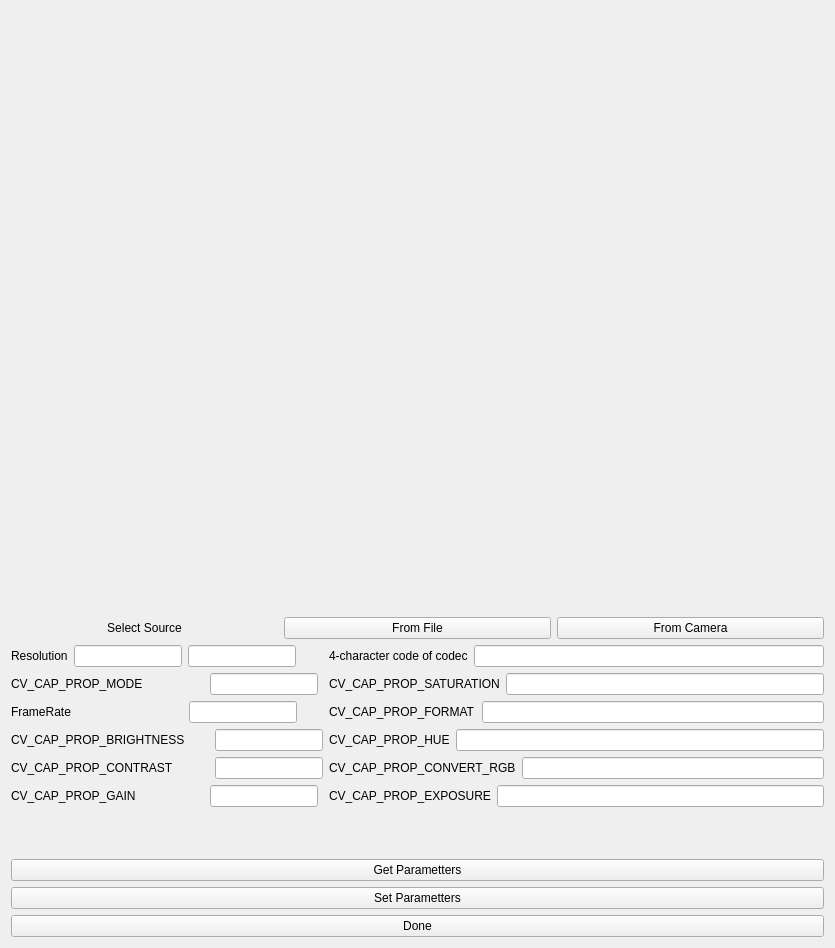
The window that src/GUI/ImageGeneratorConfigurator/imagegeneratorconfigurator.ui (aguperezpala/hvdrt) describes before a commit, drawn with Qt 5.
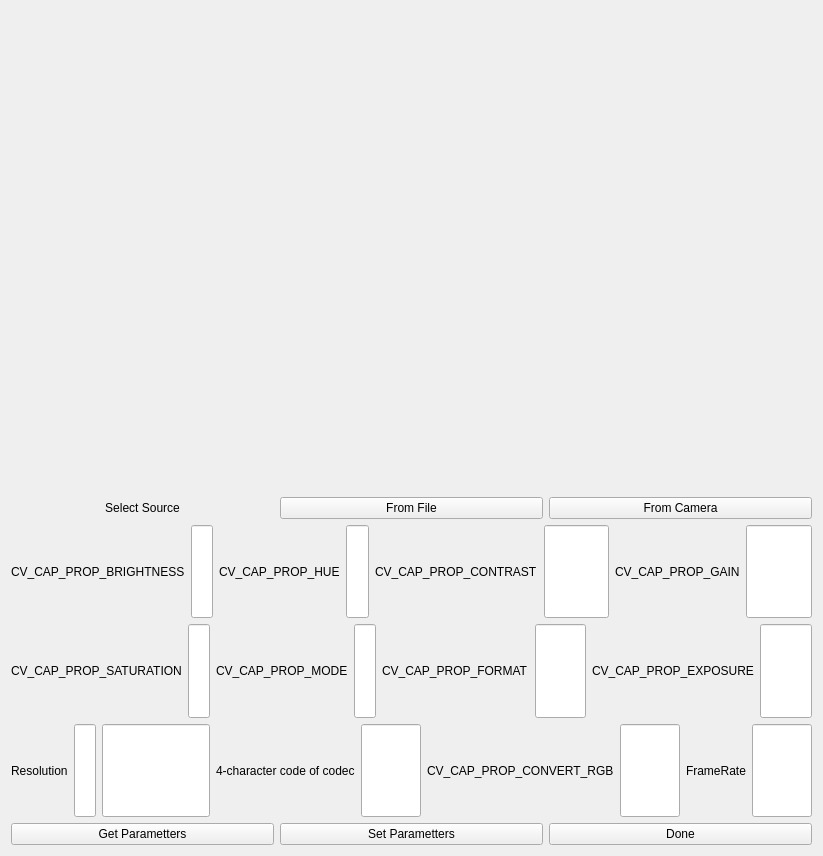
The same window after the commit.

Diff of the .ui file:
```diff
--- a/src/GUI/ImageGeneratorConfigurator/imagegeneratorconfigurator.ui
+++ b/src/GUI/ImageGeneratorConfigurator/imagegeneratorconfigurator.ui
@@ -9,20 +9,20 @@
    <rect>
     <x>0</x>
     <y>0</y>
-    <width>835</width>
-    <height>948</height>
+    <width>823</width>
+    <height>856</height>
    </rect>
   </property>
   <property name="windowTitle">
    <string>ImageGeneratorConfigurator</string>
   </property>
-  <layout class="QVBoxLayout" name="verticalLayout_2">
+  <layout class="QVBoxLayout" name="verticalLayout">
    <item>
     <widget class="QLabel" name="label_image">
      <property name="minimumSize">
       <size>
-       <width>800</width>
-       <height>600</height>
+       <width>640</width>
+       <height>480</height>
       </size>
      </property>
      <property name="text">
@@ -31,38 +31,8 @@
     </widget>
    </item>
    <item>
-    <layout class="QVBoxLayout" name="verticalLayout">
-     <item>
-      <layout class="QHBoxLayout" name="horizontalLayout_2">
-       <item>
-        <widget class="QLabel" name="label">
-         <property name="text">
-          <string>Select Source</string>
-         </property>
-         <property name="alignment">
-          <set>Qt::AlignCenter</set>
-         </property>
-        </widget>
-       </item>
-       <item>
-        <widget class="QPushButton" name="file_button">
-         <property name="text">
-          <string>From File</string>
-         </property>
-        </widget>
-       </item>
-       <item>
-        <widget class="QPushButton" name="camera_button">
-         <property name="text">
-          <string>From Camera</string>
-         </property>
-        </widget>
-       </item>
-      </layout>
-     </item>
-     <item>
-      <layout class="QFormLayout" name="formLayout">
-       <item row="0" column="0">
+    <layout class="QGridLayout" name="gridLayout">
+     <item row="3" column="0">
         <layout class="QHBoxLayout" name="horizontalLayout">
          <item>
           <widget class="QLabel" name="label_2">
@@ -72,41 +42,26 @@
           </widget>
          </item>
          <item>
-          <widget class="QLineEdit" name="xres_text"/>
-         </item>
-         <item>
-          <widget class="QLineEdit" name="yres_text"/>
-         </item>
-        </layout>
-       </item>
-       <item row="2" column="0">
-        <layout class="QHBoxLayout" name="horizontalLayout_3">
-         <item>
-          <widget class="QLabel" name="label_3">
-           <property name="text">
-            <string>FrameRate</string>
+        <widget class="QLineEdit" name="xres_text">
+         <property name="sizePolicy">
+          <sizepolicy hsizetype="Expanding" vsizetype="Minimum">
+           <horstretch>0</horstretch>
+           <verstretch>0</verstretch>
+          </sizepolicy>
            </property>
           </widget>
          </item>
          <item>
-          <spacer name="horizontalSpacer_2">
-           <property name="orientation">
-            <enum>Qt::Horizontal</enum>
-           </property>
-           <property name="sizeHint" stdset="0">
-            <size>
-             <width>112</width>
-             <height>20</height>
-            </size>
-           </property>
-          </spacer>
+        <widget class="QLineEdit" name="yres_text">
+         <property name="sizePolicy">
+          <sizepolicy hsizetype="Minimum" vsizetype="Minimum">
+           <horstretch>0</horstretch>
+           <verstretch>0</verstretch>
+          </sizepolicy>
+         </property>
+        </widget>
          </item>
          <item>
-          <widget class="QLineEdit" name="framerate_text"/>
-         </item>
-        </layout>
-       </item>
-       <item row="0" column="1">
         <layout class="QHBoxLayout" name="horizontalLayout_4">
          <item>
           <widget class="QLabel" name="label_4">
@@ -116,25 +71,81 @@
           </widget>
          </item>
          <item>
-          <widget class="QLineEdit" name="codec_text"/>
+          <widget class="QLineEdit" name="codec_text">
+           <property name="sizePolicy">
+            <sizepolicy hsizetype="Expanding" vsizetype="Minimum">
+             <horstretch>0</horstretch>
+             <verstretch>0</verstretch>
+            </sizepolicy>
+           </property>
+          </widget>
          </item>
-        </layout>
-       </item>
-       <item row="2" column="1">
-        <layout class="QHBoxLayout" name="horizontalLayout_5">
+         <item>
+          <layout class="QHBoxLayout" name="horizontalLayout_11">
+           <item>
+            <widget class="QLabel" name="saturation_text_2">
+             <property name="text">
+              <string>CV_CAP_PROP_CONVERT_RGB</string>
+             </property>
+            </widget>
+           </item>
+           <item>
+            <widget class="QLineEdit" name="rgb_text">
+             <property name="sizePolicy">
+              <sizepolicy hsizetype="Expanding" vsizetype="Minimum">
+               <horstretch>0</horstretch>
+               <verstretch>0</verstretch>
+              </sizepolicy>
+             </property>
+            </widget>
+           </item>
+          </layout>
+         </item>
          <item>
-          <widget class="QLabel" name="label_5">
+          <layout class="QHBoxLayout" name="horizontalLayout_3">
+           <item>
+            <widget class="QLabel" name="label_3">
            <property name="text">
-            <string>CV_CAP_PROP_FORMAT</string>
+              <string>FrameRate</string>
            </property>
           </widget>
          </item>
          <item>
-          <widget class="QLineEdit" name="format_text"/>
+            <widget class="QLineEdit" name="framerate_text">
+             <property name="sizePolicy">
+              <sizepolicy hsizetype="Expanding" vsizetype="Minimum">
+               <horstretch>0</horstretch>
+               <verstretch>0</verstretch>
+              </sizepolicy>
+             </property>
+            </widget>
          </item>
         </layout>
        </item>
-       <item row="1" column="0">
+        </layout>
+       </item>
+      </layout>
+     </item>
+     <item row="2" column="0">
+      <layout class="QHBoxLayout" name="horizontalLayout_9">
+       <item>
+        <widget class="QLabel" name="saturation_text">
+         <property name="text">
+          <string>CV_CAP_PROP_SATURATION</string>
+         </property>
+        </widget>
+       </item>
+       <item>
+        <widget class="QLineEdit" name="format_text_5">
+         <property name="sizePolicy">
+          <sizepolicy hsizetype="Expanding" vsizetype="Minimum">
+           <horstretch>0</horstretch>
+           <verstretch>0</verstretch>
+          </sizepolicy>
+         </property>
+        </widget>
+       </item>
+       <item>
         <layout class="QHBoxLayout" name="horizontalLayout_6">
          <property name="sizeConstraint">
           <enum>QLayout::SetMaximumSize</enum>
@@ -153,24 +164,62 @@
           </widget>
          </item>
          <item>
-          <spacer name="horizontalSpacer">
-           <property name="orientation">
-            <enum>Qt::Horizontal</enum>
+          <widget class="QLineEdit" name="mode_text_2">
+           <property name="sizePolicy">
+            <sizepolicy hsizetype="Expanding" vsizetype="Minimum">
+             <horstretch>0</horstretch>
+             <verstretch>0</verstretch>
+            </sizepolicy>
            </property>
-           <property name="sizeHint" stdset="0">
-            <size>
-             <width>61</width>
-             <height>20</height>
-            </size>
-           </property>
-          </spacer>
+          </widget>
+         </item>
+         <item>
+          <layout class="QHBoxLayout" name="horizontalLayout_5">
+           <item>
+            <widget class="QLabel" name="label_5">
+             <property name="text">
+              <string>CV_CAP_PROP_FORMAT</string>
+             </property>
+            </widget>
          </item>
          <item>
-          <widget class="QLineEdit" name="mode_text_2"/>
-         </item>
-        </layout>
-       </item>
-       <item row="3" column="0">
+            <widget class="QLineEdit" name="format_text">
+             <property name="sizePolicy">
+              <sizepolicy hsizetype="Expanding" vsizetype="Minimum">
+               <horstretch>0</horstretch>
+               <verstretch>0</verstretch>
+              </sizepolicy>
+             </property>
+            </widget>
+           </item>
+           <item>
+            <layout class="QHBoxLayout" name="horizontalLayout_13">
+             <item>
+              <widget class="QLabel" name="exposure_text">
+               <property name="text">
+                <string>CV_CAP_PROP_EXPOSURE</string>
+               </property>
+              </widget>
+             </item>
+             <item>
+              <widget class="QLineEdit" name="format_text_9">
+               <property name="sizePolicy">
+                <sizepolicy hsizetype="Expanding" vsizetype="Minimum">
+                 <horstretch>0</horstretch>
+                 <verstretch>0</verstretch>
+                </sizepolicy>
+               </property>
+              </widget>
+             </item>
+            </layout>
+           </item>
+          </layout>
+         </item>
+        </layout>
+       </item>
+      </layout>
+     </item>
+     <item row="1" column="0">
         <layout class="QHBoxLayout" name="horizontalLayout_7">
          <item>
           <widget class="QLabel" name="brightness_text">
@@ -180,65 +229,16 @@
           </widget>
          </item>
          <item>
-          <spacer name="horizontalSpacer_3">
-           <property name="orientation">
-            <enum>Qt::Horizontal</enum>
-           </property>
-           <property name="sizeHint" stdset="0">
-            <size>
-             <width>24</width>
-             <height>20</height>
-            </size>
-           </property>
-          </spacer>
-         </item>
-         <item>
-          <widget class="QLineEdit" name="brightness_text_2"/>
-         </item>
-        </layout>
-       </item>
-       <item row="4" column="0">
-        <layout class="QHBoxLayout" name="horizontalLayout_8">
-         <item>
-          <widget class="QLabel" name="label_8">
-           <property name="text">
-            <string>CV_CAP_PROP_CONTRAST</string>
-           </property>
+        <widget class="QLineEdit" name="brightness_text_2">
+         <property name="sizePolicy">
+          <sizepolicy hsizetype="Expanding" vsizetype="Minimum">
+           <horstretch>0</horstretch>
+           <verstretch>0</verstretch>
+          </sizepolicy>
+         </property>
           </widget>
          </item>
          <item>
-          <spacer name="horizontalSpacer_4">
-           <property name="orientation">
-            <enum>Qt::Horizontal</enum>
-           </property>
-           <property name="sizeHint" stdset="0">
-            <size>
-             <width>35</width>
-             <height>20</height>
-            </size>
-           </property>
-          </spacer>
-         </item>
-         <item>
-          <widget class="QLineEdit" name="contrast_text"/>
-         </item>
-        </layout>
-       </item>
-       <item row="1" column="1">
-        <layout class="QHBoxLayout" name="horizontalLayout_9">
-         <item>
-          <widget class="QLabel" name="saturation_text">
-           <property name="text">
-            <string>CV_CAP_PROP_SATURATION</string>
-           </property>
-          </widget>
-         </item>
-         <item>
-          <widget class="QLineEdit" name="format_text_5"/>
-         </item>
-        </layout>
-       </item>
-       <item row="3" column="1">
         <layout class="QHBoxLayout" name="horizontalLayout_10">
          <item>
           <widget class="QLabel" name="hue_text">
@@ -248,25 +248,35 @@
           </widget>
          </item>
          <item>
-          <widget class="QLineEdit" name="format_text_6"/>
+          <widget class="QLineEdit" name="format_text_6">
+           <property name="sizePolicy">
+            <sizepolicy hsizetype="Expanding" vsizetype="Minimum">
+             <horstretch>0</horstretch>
+             <verstretch>0</verstretch>
+            </sizepolicy>
+           </property>
+          </widget>
          </item>
-        </layout>
-       </item>
-       <item row="4" column="1">
-        <layout class="QHBoxLayout" name="horizontalLayout_11">
          <item>
-          <widget class="QLabel" name="saturation_text_2">
+          <layout class="QHBoxLayout" name="horizontalLayout_8">
+           <item>
+            <widget class="QLabel" name="label_8">
            <property name="text">
-            <string>CV_CAP_PROP_CONVERT_RGB</string>
+              <string>CV_CAP_PROP_CONTRAST</string>
            </property>
           </widget>
          </item>
          <item>
-          <widget class="QLineEdit" name="rgb_text"/>
-         </item>
-        </layout>
-       </item>
-       <item row="5" column="0">
+            <widget class="QLineEdit" name="contrast_text">
+             <property name="sizePolicy">
+              <sizepolicy hsizetype="Expanding" vsizetype="Minimum">
+               <horstretch>0</horstretch>
+               <verstretch>0</verstretch>
+              </sizepolicy>
+             </property>
+            </widget>
+           </item>
+           <item>
         <layout class="QHBoxLayout" name="horizontalLayout_12">
          <item>
           <widget class="QLabel" name="gain_text">
@@ -276,39 +286,25 @@
           </widget>
          </item>
          <item>
-          <spacer name="horizontalSpacer_5">
-           <property name="orientation">
-            <enum>Qt::Horizontal</enum>
-           </property>
-           <property name="sizeHint" stdset="0">
-            <size>
-             <width>68</width>
-             <height>20</height>
-            </size>
-           </property>
-          </spacer>
-         </item>
-         <item>
-          <widget class="QLineEdit" name="format_text_8"/>
-         </item>
-        </layout>
-       </item>
-       <item row="5" column="1">
-        <layout class="QHBoxLayout" name="horizontalLayout_13">
-         <item>
-          <widget class="QLabel" name="exposure_text">
-           <property name="text">
-            <string>CV_CAP_PROP_EXPOSURE</string>
+              <widget class="QLineEdit" name="format_text_8">
+               <property name="sizePolicy">
+                <sizepolicy hsizetype="Expanding" vsizetype="Minimum">
+                 <horstretch>0</horstretch>
+                 <verstretch>0</verstretch>
+                </sizepolicy>
            </property>
           </widget>
          </item>
-         <item>
-          <widget class="QLineEdit" name="format_text_9"/>
+            </layout>
          </item>
         </layout>
        </item>
       </layout>
      </item>
+      </layout>
+     </item>
+     <item row="4" column="0">
+      <layout class="QHBoxLayout" name="horizontalLayout_14">
      <item>
       <widget class="QPushButton" name="getParams_button">
        <property name="text">
@@ -329,6 +325,36 @@
         <string>Done</string>
        </property>
       </widget>
+       </item>
+      </layout>
+     </item>
+     <item row="0" column="0">
+      <layout class="QHBoxLayout" name="horizontalLayout_2">
+       <item>
+        <widget class="QLabel" name="label">
+         <property name="text">
+          <string>Select Source</string>
+         </property>
+         <property name="alignment">
+          <set>Qt::AlignCenter</set>
+         </property>
+        </widget>
+       </item>
+       <item>
+        <widget class="QPushButton" name="file_button">
+         <property name="text">
+          <string>From File</string>
+         </property>
+        </widget>
+       </item>
+       <item>
+        <widget class="QPushButton" name="camera_button">
+         <property name="text">
+          <string>From Camera</string>
+         </property>
+        </widget>
+       </item>
+      </layout>
      </item>
     </layout>
    </item>
```
Lines whose indentation alone changed are shown as unchanged.
